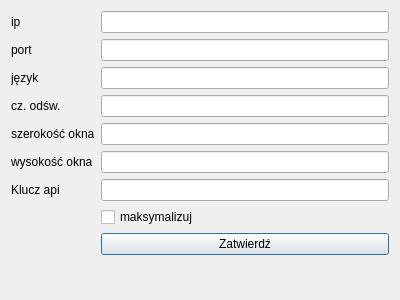
Old version of the form ustawienia.ui in the repository pszelew/LolWATCHER.
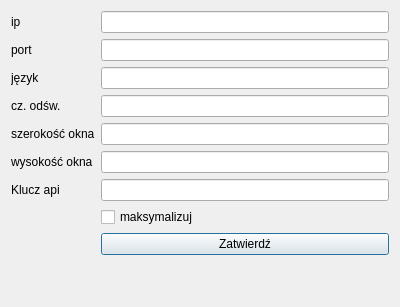
New version of the form.

Diff of the .ui file:
```diff
--- a/ustawienia.ui
+++ b/ustawienia.ui
@@ -7,7 +7,7 @@
     <x>0</x>
     <y>0</y>
     <width>400</width>
-    <height>300</height>
+    <height>307</height>
    </rect>
   </property>
   <property name="windowTitle">
```
